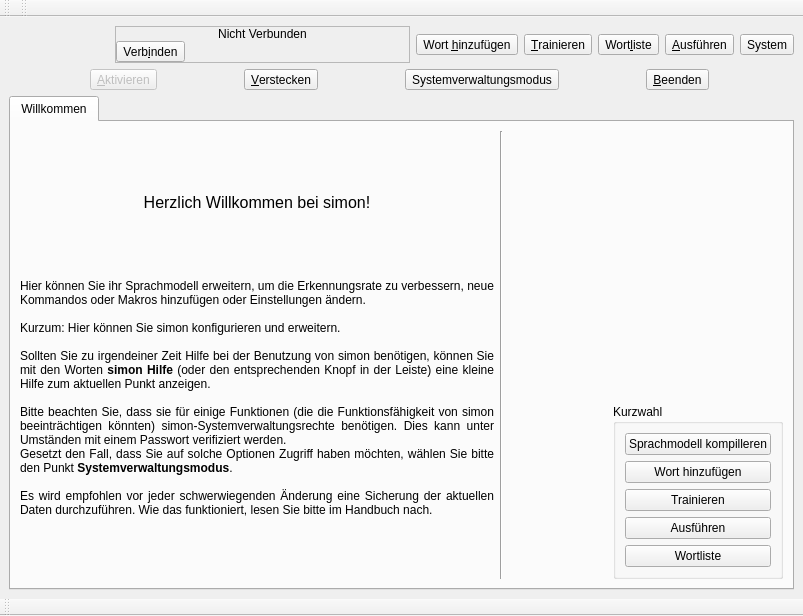
Old version of the form ui/main.ui in the repository KDE/simon.
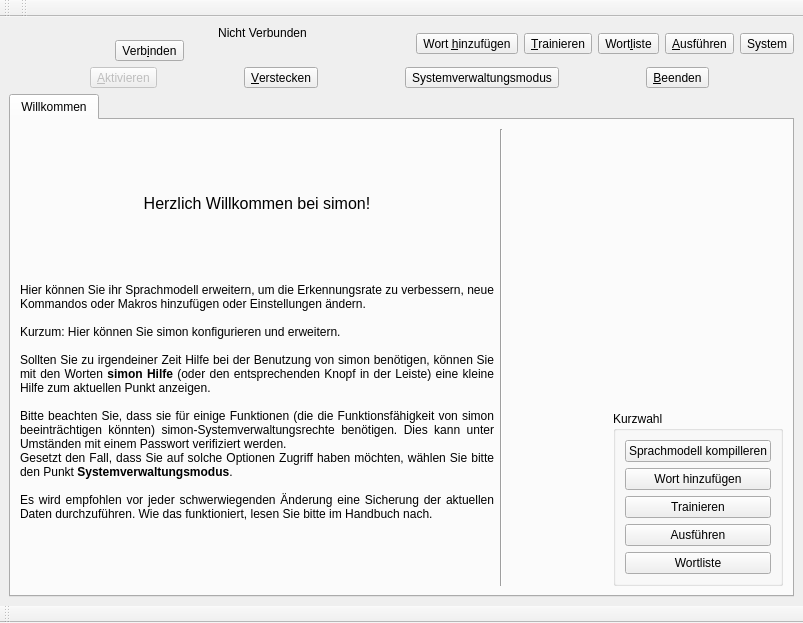
New version of the form. Icons and pictures are not drawn. Custom widgets are drawn as their Qt base class.

```diff
--- a/ui/main.ui
+++ b/ui/main.ui
@@ -6,7 +6,7 @@
     <x>0</x>
     <y>0</y>
     <width>803</width>
-    <height>616</height>
+    <height>623</height>
    </rect>
   </property>
   <property name="windowTitle" >
@@ -56,7 +56,7 @@
       <item>
        <widget class="QFrame" name="frmConnectionStatus" >
         <property name="frameShape" >
-         <enum>QFrame::StyledPanel</enum>
+         <enum>QFrame::NoFrame</enum>
         </property>
         <property name="frameShadow" >
          <enum>QFrame::Raised</enum>
@@ -667,7 +667,7 @@
     <string>Globale Aktionen</string>
    </property>
    <property name="autoFillBackground" >
-    <bool>true</bool>
+    <bool>false</bool>
    </property>
    <attribute name="toolBarArea" >
     <enum>BottomToolBarArea</enum>
```
Left out of the diff: 4 changed lines with no effect on the pictures.
